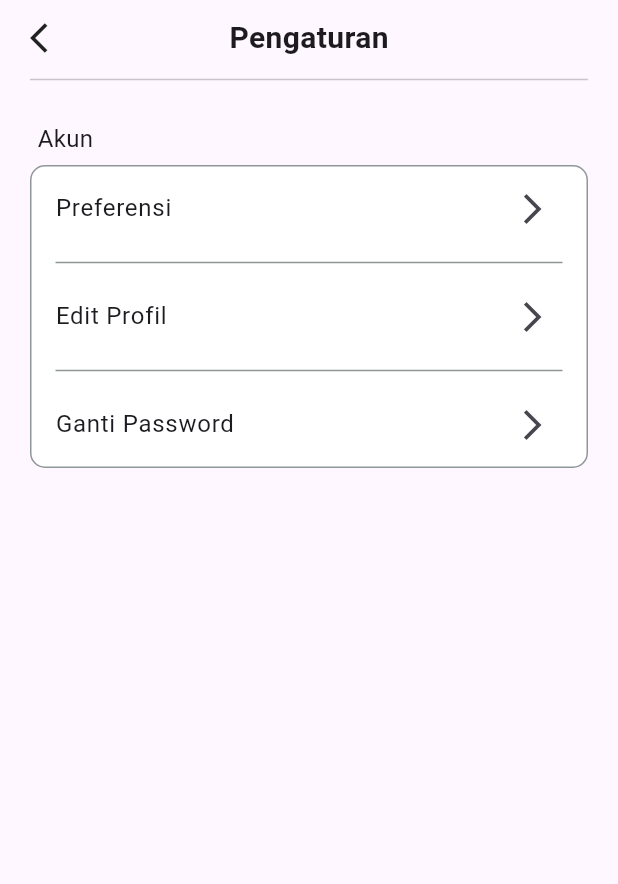
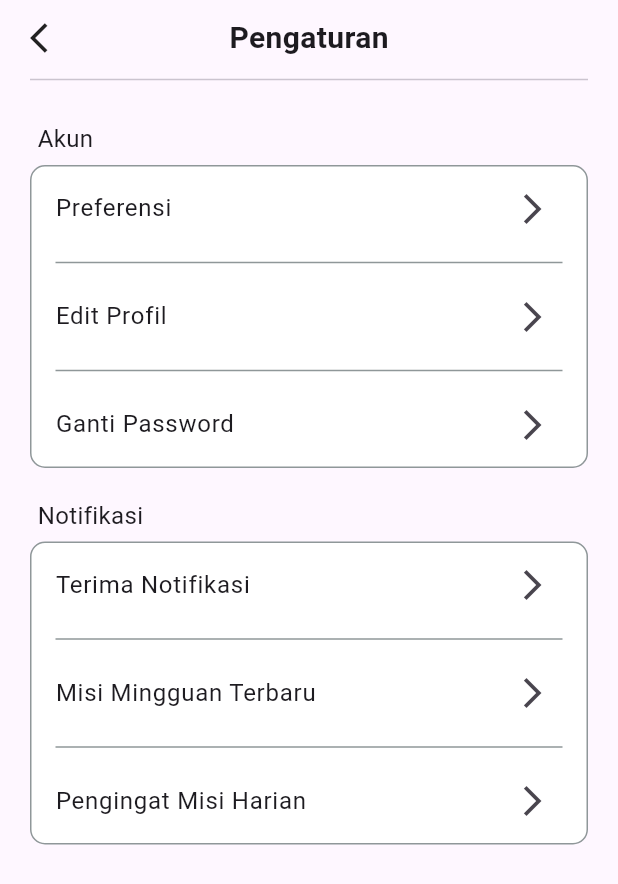
Before and after one commit to femnixx/jaganalar, a Flutter app: the Settings screen opened directly, on a phone screen of 412 x 824 dp. Shown: the top 884 px of the screen. Run offline on Flutter 3.47's test engine with Material 3 defaults, Android fonts, the light colour scheme and no system bars; our stand-ins replace dash_chat_2, flutter_gemini, flutter_svg, shared_preferences, smooth_page_indicator, supabase and 1 more; accounts and stored records are empty.

Commit message:
Almost finished with settings

```diff
--- a/lib/Settings.dart
+++ b/lib/Settings.dart
@@ -39,6 +39,23 @@ class Settings extends StatelessWidget {
                 items2: 'Edit Profil',
                 items3: 'Ganti Password',
               ),
+              SizedBox(height: 20),
+              Row(
+                mainAxisAlignment: MainAxisAlignment.start,
+                children: [
+                  Padding(
+                    padding: const EdgeInsets.symmetric(horizontal: 5.0),
+                    child: Text('Notifikasi', style: TextStyle(fontSize: 16)),
+                  ),
+                ],
+              ),
+              SizedBox(height: 6),
+              SettingsBuilder(
+                items1: 'Terima Notifikasi',
+                items2: 'Misi Mingguan Terbaru',
+                items3: 'Pengingat Misi Harian',
+                // icon1: Icon(),
+              ),
             ],
           ),
         ),
@@ -53,8 +70,12 @@ class SettingsBuilder extends StatelessWidget {
     required this.items1,
     required this.items2,
     required this.items3,
+    this.icon1,
+    this.icon2,
+    this.icon3,
   });
   final String items1, items2, items3;
+  final IconData? icon1, icon2, icon3;
 
   @override
   Widget build(BuildContext context) {
@@ -68,7 +89,7 @@ class SettingsBuilder extends StatelessWidget {
         children: [
           ListTile(
             title: Text('$items1'),
-            trailing: Icon(Icons.arrow_forward_ios),
+            trailing: Icon(icon1 ?? Icons.arrow_forward_ios),
             onTap: () {
               // Navigate to a profile page
             },
@@ -79,7 +100,7 @@ class SettingsBuilder extends StatelessWidget {
           ),
           ListTile(
             title: Text('$items2'),
-            trailing: Icon(Icons.arrow_forward_ios),
+            trailing: Icon(icon2 ?? Icons.arrow_forward_ios),
             onTap: () {
               // Navigate to a notifications settings page
             },
@@ -87,7 +108,7 @@ class SettingsBuilder extends StatelessWidget {
           Divider(indent: 16, endIndent: 16, color: Color(0xff8F9799)),
           ListTile(
             title: Text('$items3'),
-            trailing: Icon(Icons.arrow_forward_ios),
+            trailing: Icon(icon3 ?? Icons.arrow_forward_ios),
             onTap: () {
               // Navigate to a security settings page
             },
```
